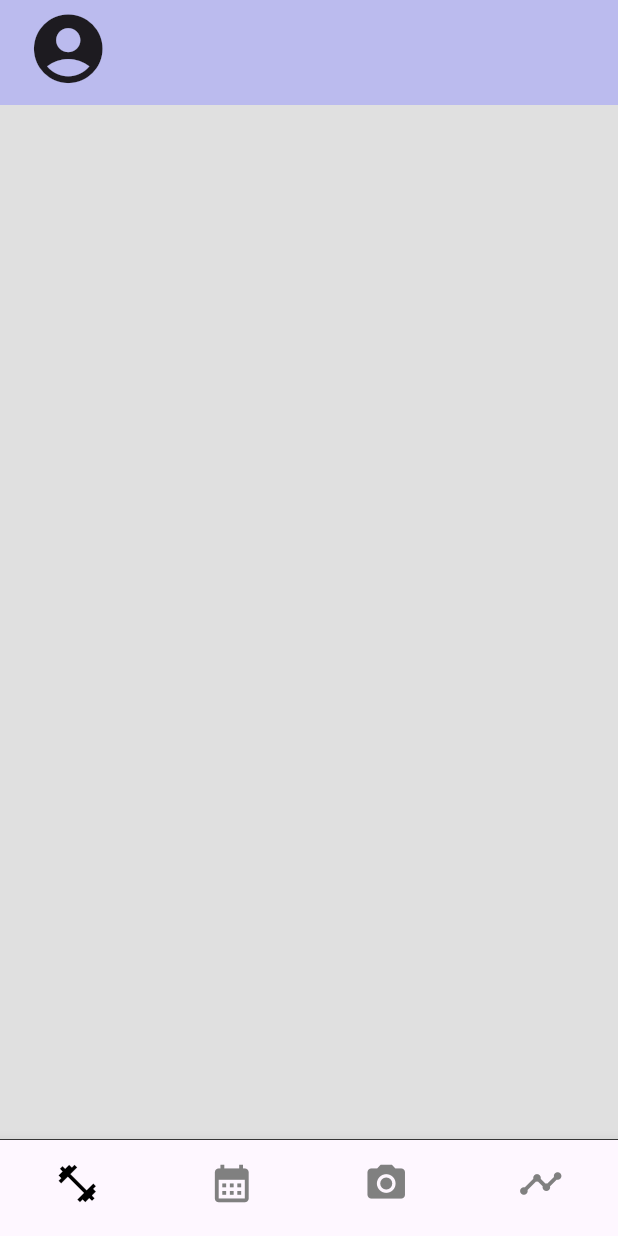
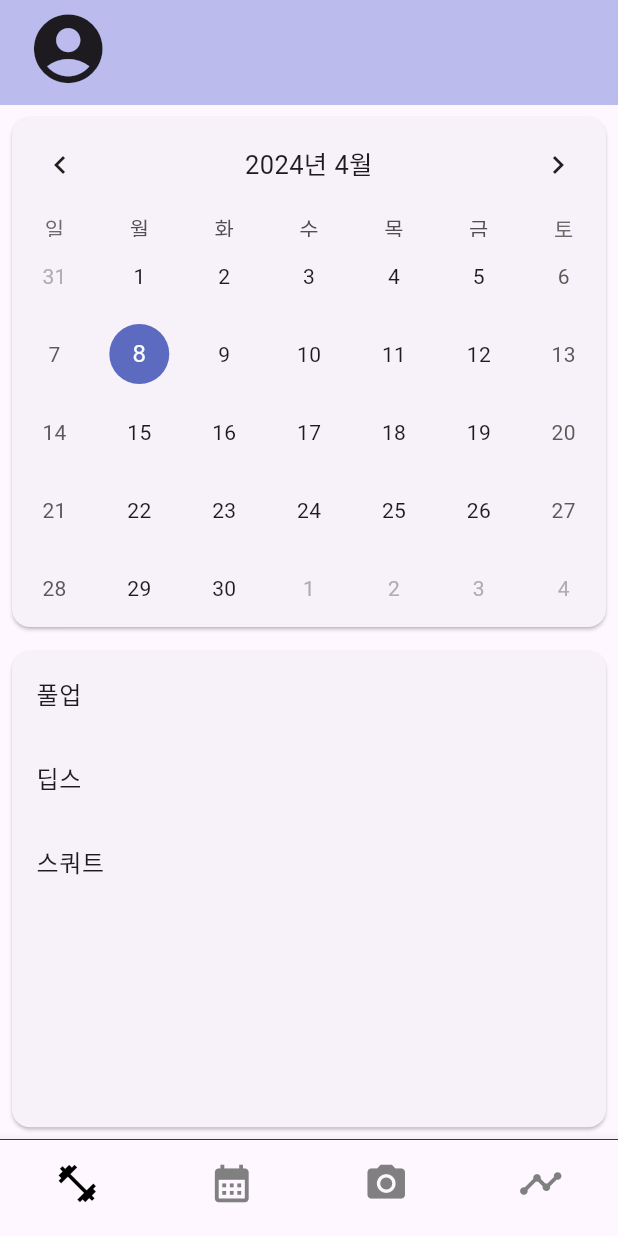
Before and after one commit to 2024-Match-up/matchup, a Flutter app: the screen it shows after launch, after a tap on "로그인", on a phone screen of 412 x 824 dp. Run offline on Flutter 3.47's test engine with Material 3 defaults, Android fonts, the phone set to English and light mode, and no system bars; drawn by our look-alikes of table_calendar; our stand-ins replace camera.

Commit message:
feat : 캘린더 구현

```diff
--- a/frontend/lib/main.dart
+++ b/frontend/lib/main.dart
@@ -1,9 +1,15 @@
 import 'package:flutter/material.dart';
 import 'package:matchup/screens/login/login_screen.dart';
 
+import 'package:intl/intl.dart';
+import 'package:intl/date_symbol_data_local.dart';
+
 void main() {
-  runApp(MyApp());
+  initializeDateFormatting('ko_KR', null).then((_) {
+    runApp(MyApp());
+  });
 }
+
 
 class MyApp extends StatelessWidget {
   @override
--- a/frontend/lib/screens/bottom_navigation_bar.dart
+++ b/frontend/lib/screens/bottom_navigation_bar.dart
@@ -17,20 +17,15 @@ class _BottomNavBarState extends State<BottomNavBar> {
 
   // 각 탭의 위젯을 저장할 리스트를 생성합니다.
   final List<Widget> _widgetOptions = [
-    // ExerciseScreen(),  // 홈 탭에 해당하는 위젯
-    // ScheduleScreen(),  // 일정 탭에 해당하는 위젯
-    // CameraScreen(),  // 카메라 탭에 해당하는 위젯
-    // RecordScreen(),  // 측정기록 탭에 해당하는 위젯
-    Text('Home Screen'), // 임시 위젯
-    Text('Schedule Screen'),
-    Text('Add Screen'),
-    Text('Settings Screen'),
+    // ExerciseScreen(),  // 운동 페이지
+    CalendarScreen(),  // 달력 페이지
+    // CameraScreen(),    // 카메라 페이지
+    // RecordScreen(),    // 측정기록 페이지
   ];
 
   @override
   void initState() {
     super.initState();
-    // Set status bar color
     SystemChrome.setSystemUIOverlayStyle(SystemUiOverlayStyle(
       statusBarColor: Color(0xFFBBBBEE), // Top bar color
       statusBarIconBrightness: Brightness.light, // Status bar icons' color
@@ -65,6 +60,9 @@ class _BottomNavBarState extends State<BottomNavBar> {
         // AppBar의 높이를 70.0으로 설정
         toolbarHeight: 70.0,
       ),
+      body: Center(
+        child: _widgetOptions.elementAt(_selectedIndex),
+      ),
       bottomNavigationBar: Container(
         decoration: BoxDecoration(
           border: Border(
@@ -76,27 +74,22 @@ class _BottomNavBarState extends State<BottomNavBar> {
           showSelectedLabels: false,
           showUnselectedLabels: false,
           items: <BottomNavigationBarItem>[
-
             BottomNavigationBarItem(
               icon: Icon(Icons.fitness_center, size: 30),
               label: '운동',
             ),
-
             BottomNavigationBarItem(
               icon: Icon(Icons.calendar_month, size: 30),
               label: '달력',
             ),
-
             BottomNavigationBarItem(
               icon: Icon(Icons.photo_camera, size: 30),
               label: '카메라',
             ),
-
             BottomNavigationBarItem(
               icon: Icon(Icons.timeline, size: 30),
               label: '그래프',
             ),
-
           ],
           currentIndex: _selectedIndex,
           selectedItemColor: Color(0xFF000000),
@@ -108,14 +101,13 @@ class _BottomNavBarState extends State<BottomNavBar> {
   }
 }
 
-void main() {
-  runApp(MaterialApp(
-    title: 'match up!',
-    theme: ThemeData(
-      primaryColor: Color(0xFFBBBBEE),
-      scaffoldBackgroundColor:
-          Colors.grey[300],
-    ),
-    home: BottomNavBar(),
-  ));
-}
+// void main() {
+//   runApp(MaterialApp(
+//     title: 'Match Up!',
+//     theme: ThemeData(
+//       primaryColor: Color(0xFFBBBBEE),
+//       scaffoldBackgroundColor: Colors.grey[300],
+//     ),
+//     home: BottomNavBar(),
+//   ));
+// }
--- a/frontend/lib/screens/calendar/calendar_screen.dart
+++ b/frontend/lib/screens/calendar/calendar_screen.dart
@@ -0,0 +1,189 @@
+// import 'package:flutter/material.dart';
+// import 'package:table_calendar/table_calendar.dart';
+// import 'package:http/http.dart' as http;
+// import 'dart:convert';
+
+// class CalendarScreen extends StatefulWidget {
+//   @override
+//   _CalendarScreenState createState() => _CalendarScreenState();
+// }
+
+// class _CalendarScreenState extends State<CalendarScreen> {
+//   late DateTime _focusedDay;
+//   late DateTime _selectedDay;
+//   List<String> _selectedDayExercises = [];
+//   bool _isLoading = false;
+
+//   @override
+//   void initState() {
+//     super.initState();
+//     _focusedDay = DateTime.now();
+//     _selectedDay = DateTime.now();
+//     _fetchExercisesForDay(_selectedDay);
+//   }
+
+//   Future<void> _fetchExercisesForDay(DateTime day) async {
+//     setState(() {
+//       _isLoading = true; // Show a loading indicator
+//     });
+
+//     // Simulate a network request delay
+//     await Future.delayed(Duration(seconds: 1));
+
+//     // The URL for your API goes here
+//     var url = Uri.parse('https://your-api.com/exercises?date=${day.toIso8601String()}');
+
+//     try {
+//       var response = await http.get(url);
+
+//       if (response.statusCode == 200) {
+//         var data = json.decode(response.body);
+//         // Assuming the response body is a list of exercise names
+//         List<String> exercises = List<String>.from(data['exercises']);
+
+//         setState(() {
+//           _selectedDayExercises = exercises;
+//         });
+//       } else {
+//         // If the server did not return a 200 OK response,
+//         // then throw an exception.
+//         throw Exception('Failed to load exercises');
+//       }
+//     } catch (e) {
+//       // Handle any errors here
+//       print(e);
+//     }
+
+//     setState(() {
+//       _isLoading = false; // Hide the loading indicator
+//     });
+//   }
+
+//   @override
+//   Widget build(BuildContext context) {
+//     return Scaffold(
+//       body: Column(
+//         children: <Widget>[
+//           Card(
+//             margin: const EdgeInsets.all(8.0),
+//             child: TableCalendar(
+//               headerStyle: HeaderStyle(
+//                 formatButtonVisible: false, // This hides the format button
+//                 titleCentered: true, // This will center the header title if desired
+//               ),
+//               locale: 'ko_KR',
+//               focusedDay: _focusedDay,
+//               firstDay: DateTime.utc(2010, 10, 16),
+//               lastDay: DateTime.utc(2030, 3, 14),
+//               selectedDayPredicate: (day) {
+//                 // Use `selectedDayPredicate` to determine which day is currently selected.
+//                 // If this returns true, then `day` will be marked as selected.
+//                 return isSameDay(_selectedDay, day);
+//               },
+//               onDaySelected: (selectedDay, focusedDay) {
+//                 if (!isSameDay(_selectedDay, selectedDay)) {
+//                   setState(() {
+//                     _selectedDay = selectedDay;
+//                     _focusedDay = focusedDay;
+//                   });
+//                   _fetchExercisesForDay(selectedDay);
+//                 }
+//               },
+//             ),
+//           ),
+//           Expanded(
+//             child: _isLoading
+//                 ? Center(child: CircularProgressIndicator())
+//                 : Card(
+//                     margin: const EdgeInsets.all(8.0),
+//                     child: ListView.builder(
+//                       itemCount: _selectedDayExercises.length,
+//                       itemBuilder: (context, index) {
+//                         return ListTile(
+//                           title: Text(_selectedDayExercises[index]),
+//                         );
+//                       },
+//                     ),
+//                   ),
+//           ),
+//         ],
+//       ),
+//     );
+//   }
+// }
+
+
+import 'package:flutter/material.dart';
+import 'package:table_calendar/table_calendar.dart';
+
+class CalendarScreen extends StatefulWidget {
+  @override
+  _CalendarScreenState createState() => _CalendarScreenState();
+}
+
+class _CalendarScreenState extends State<CalendarScreen> {
+  late DateTime _focusedDay;
+  late DateTime _selectedDay;
+  List<String> _selectedDayExercises = [];
+
+  @override
+  void initState() {
+    super.initState();
+    _focusedDay = DateTime.now();
+    _selectedDay = DateTime.now();
+    _selectedDayExercises = _fetchExercisesForDay(_selectedDay);
+  }
+
+  List<String> _fetchExercisesForDay(DateTime day) {
+    // Temporary hardcoded data for exercises
+    // TODO: Replace with actual data fetching from backend when available
+    return ['풀업', '딥스', '스쿼트']; // Example list of exercises
+  }
+
+  @override
+  Widget build(BuildContext context) {
+    return Scaffold(
+      body: Column(
+        children: <Widget>[
+          Card(
+            margin: const EdgeInsets.all(8.0),
+            child: TableCalendar(
+              headerStyle: HeaderStyle(
+                formatButtonVisible: false, // This hides the format button
+                titleCentered: true, // This will center the header title if desired
+              ),
+              locale: 'ko_KR',
+              focusedDay: _focusedDay,
+              firstDay: DateTime.utc(2010, 10, 16),
+              lastDay: DateTime.utc(2030, 3, 14),
+              selectedDayPredicate: (day) {
+                // Use `selectedDayPredicate` to determine which day is currently selected.
+                return isSameDay(_selectedDay, day);
+              },
+              onDaySelected: (selectedDay, focusedDay) {
+                setState(() {
+                  _selectedDay = selectedDay;
+                  _focusedDay = focusedDay;
+                  _selectedDayExercises = _fetchExercisesForDay(selectedDay);
+                });
+              },
+            ),
+          ),
+          Expanded(
+            child: Card(
+              margin: const EdgeInsets.all(8.0),
+              child: ListView.builder(
+                itemCount: _selectedDayExercises.length,
+                itemBuilder: (context, index) {
+                  return ListTile(
+                    title: Text(_selectedDayExercises[index]),
+                  );
+                },
+              ),
+            ),
+          ),
+        ],
+      ),
+    );
+  }
+}
--- a/frontend/lib/screens/login/login_screen.dart
+++ b/frontend/lib/screens/login/login_screen.dart
@@ -1,6 +1,6 @@
 import 'package:flutter/material.dart';
-import '../bottom_navigation_bar.dart';
-import 'sign_up_modal.dart';
+import '../bottom_navigation_bar.dart'; // 실제 경로로 수정해주세요.
+import 'sign_up_modal.dart'; // 실제 경로로 수정해주세요.
 
 class LoginScreen extends StatelessWidget {
   // TextEditingController 인스턴스를 생성합니다.
@@ -17,15 +17,11 @@ class LoginScreen extends StatelessWidget {
           crossAxisAlignment: CrossAxisAlignment.stretch,
           children: <Widget>[
             // 로고 이미지
-            Image.asset('lib/assets/images/logo.jpg',
-                height: 160, fit: BoxFit.contain),
-            SizedBox(height: 0), // 로고와 입력 필드 사이의 여백을 늘립니다.
+            Image.asset('lib/assets/images/logo.jpg', height: 160, fit: BoxFit.contain),
+            SizedBox(height: 20), // 로고와 입력 필드 사이의 여백을 늘립니다.
             Text(
               'Match up!',
-              style: TextStyle(
-                fontSize: 50,
-                fontFamily: "Timmana",
-                fontWeight: FontWeight.w300),
+              style: TextStyle(fontSize: 50, fontFamily: "Timmana", fontWeight: FontWeight.w300),
               textAlign: TextAlign.center,
             ),
             SizedBox(height: 40), // 텍스트와 입력 필드 사이의 여백을 늘립니다.
@@ -38,7 +34,7 @@ class LoginScreen extends StatelessWidget {
                 prefixIcon: Icon(Icons.person),
               ),
             ),
-            SizedBox(height: 0),
+            SizedBox(height: 20),
 
             // 비밀번호 입력 필드
             TextFormField(
@@ -55,9 +51,7 @@ class LoginScreen extends StatelessWidget {
             OutlinedButton(
                 child: Text(
                   '로그인',
-                style: TextStyle(
-                  fontSize: 17,
-                ),
+                  style: TextStyle(fontSize: 17),
                 ),
                 onPressed: () {
                   // TODO: 로그인 로직을 여기에 추가합니다.
@@ -66,28 +60,20 @@ class LoginScreen extends StatelessWidget {
                   print('비밀번호: ${_passwordController.text}');
 
                   // 인증이 성공했다고 가정하고, 하단 탭 바 페이지로 이동합니다.
-                Navigator.pushReplacement(
-                  context,
-                  MaterialPageRoute(builder: (context) => BottomNavBar()),
-                );
+                  Navigator.pushReplacement(context, MaterialPageRoute(builder: (context) => BottomNavBar()));
                 },
-              style: ElevatedButton.styleFrom(
+                style: OutlinedButton.styleFrom(
                   backgroundColor: Color(0xFFBBBBEE), // 배경색
                   foregroundColor: Color(0xFF000000), // 텍스트색
                   side: BorderSide.none, // 테두리 제거
-              ).copyWith(
-                minimumSize: MaterialStatePropertyAll(Size(200,65)),
-              )
-            ),
+                ).copyWith(minimumSize: MaterialStatePropertyAll(Size(200, 65)))),
             SizedBox(height: 20),
 
             // 이메일 회원가입 버튼
             OutlinedButton(
                 child: Text(
                   '이메일 회원가입',
-                style: TextStyle(
-                  fontSize: 17,
-                ),
+                  style: TextStyle(fontSize: 17),
                 ),
                 onPressed: () {
                   // 이메일 회원가입 로직 처리
@@ -97,11 +83,8 @@ class LoginScreen extends StatelessWidget {
                   backgroundColor: Color(0x14000000), // 배경색
                   foregroundColor: Color(0xFF000000), // 텍스트색
                   side: BorderSide.none, // 테두리 제거
-              ).copyWith(
-                minimumSize: MaterialStatePropertyAll(Size(200,65)),
-              )
-            ),
-            SizedBox(height: 0),
+                ).copyWith(minimumSize: MaterialStatePropertyAll(Size(200, 65)))),
+            SizedBox(height: 20),
           ],
         ),
       ),
--- a/frontend/pubspec.yaml
+++ b/frontend/pubspec.yaml
@@ -30,6 +30,8 @@ environment:
 dependencies:
   flutter:
     sdk: flutter
+  table_calendar: ^3.0.9
+  camera: ^0.10.5+9
 
 
   # The following adds the Cupertino Icons font to your application.
```
Also changed, not shown: frontend/lib/screens/camera/camera_screen.dart (+75 -0 lines), frontend/lib/screens/login/mypage_modal.dart (line endings or trailing spaces), 1 other file. Lines whose indentation alone changed are shown as unchanged.
